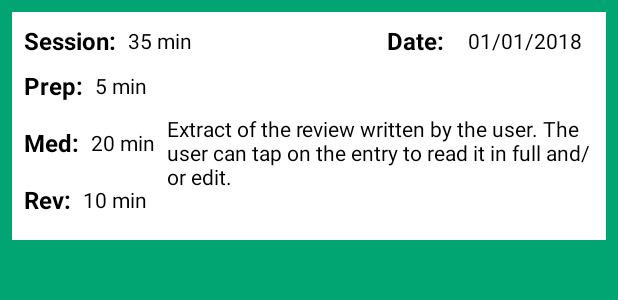
After one commit to hpols/MedJour, an Android app: the layout pdf_journal.xml on its own in the app's theme, with its tools: preview values and no code run, on a phone screen of 412 x 824 dp. The commit adds this screen. Shown: the top 300 px of the screen. Run offline under Robolectric (Android 15) with nearby library versions, the phone set to English and light mode, and no system bars.

```diff
--- a/app/src/main/java/com/example/android/medjour/notification/NotificationTask.java
+++ b/app/src/main/java/com/example/android/medjour/notification/NotificationTask.java
@@ -7,7 +7,7 @@ import com.example.android.medjour.utils.NotificationUtils;
 import timber.log.Timber;
 
 public class NotificationTask {
-    static final String ACTION_NOTIFICATION = "notification_service";
+    public static final String ACTION_NOTIFICATION = "notification_service";
     public static final String ACTION_DISMISS_NOT = "dismiss_notification";
     public static final String ACTION_OPEN_APP = "open_app";
 
--- /dev/null
+++ b/app/src/main/res/layout/pdf_journal.xml
@@ -0,0 +1,148 @@
+<?xml version="1.0" encoding="utf-8"?>
+<android.support.constraint.ConstraintLayout xmlns:android="http://schemas.android.com/apk/res/android"
+    xmlns:app="http://schemas.android.com/apk/res-auto"
+    xmlns:tools="http://schemas.android.com/tools"
+    android:id="@+id/rv_holder"
+    android:layout_width="match_parent"
+    android:layout_height="wrap_content"
+    android:layout_margin="@dimen/half_space"
+    android:background="@android:color/white"
+    android:theme="@style/EntryTheme">
+
+    <TextView
+        android:id="@+id/rv_total_label"
+        style="@style/label.print"
+        android:layout_width="wrap_content"
+        android:layout_height="wrap_content"
+        android:layout_marginLeft="@dimen/half_space"
+        android:layout_marginStart="@dimen/half_space"
+        android:layout_marginTop="8dp"
+        android:labelFor="@+id/rv_total_tv"
+        android:text="@string/journal_session_label"
+        app:layout_constraintStart_toStartOf="parent"
+        app:layout_constraintTop_toTopOf="parent" />
+
+    <TextView
+        android:id="@+id/rv_total_tv"
+        style="@style/text.print"
+        android:layout_width="wrap_content"
+        android:layout_height="wrap_content"
+        android:layout_marginLeft="@dimen/half_space"
+        android:layout_marginStart="@dimen/half_space"
+        app:layout_constraintBottom_toBottomOf="@+id/rv_total_label"
+        app:layout_constraintStart_toEndOf="@+id/rv_total_label"
+        app:layout_constraintTop_toTopOf="@+id/rv_total_label"
+        tools:text="35 min" />
+
+    <TextView
+        android:id="@+id/rv_date_label"
+        style="@style/label.print"
+        android:layout_width="wrap_content"
+        android:layout_height="wrap_content"
+        android:layout_marginEnd="@dimen/std_space"
+        android:layout_marginRight="@dimen/std_space"
+        android:labelFor="@+id/rv_date_tv"
+        android:text="@string/journal_date_label"
+        app:layout_constraintBottom_toBottomOf="@+id/rv_total_label"
+        app:layout_constraintEnd_toStartOf="@+id/rv_date_tv"
+        app:layout_constraintTop_toTopOf="@+id/rv_total_label" />
+
+    <TextView
+        android:id="@+id/rv_date_tv"
+        style="@style/text.print"
+        android:layout_width="wrap_content"
+        android:layout_height="wrap_content"
+        android:layout_marginEnd="@dimen/std_space"
+        android:layout_marginRight="@dimen/std_space"
+        app:layout_constraintBottom_toBottomOf="@+id/rv_date_label"
+        app:layout_constraintEnd_toEndOf="parent"
+        app:layout_constraintTop_toTopOf="@+id/rv_date_label"
+        tools:text="01/01/2018" />
+
+    <TextView
+        android:id="@+id/rv_prep_label"
+        style="@style/label.print"
+        android:layout_marginTop="@dimen/half_space"
+        android:labelFor="@+id/rv_prep_tv"
+        android:text="@string/journal_prep_label"
+        app:layout_constraintStart_toStartOf="@+id/rv_total_label"
+        app:layout_constraintTop_toBottomOf="@+id/rv_total_label" />
+
+    <TextView
+        android:id="@+id/rv_prep_tv"
+        style="@style/text.print"
+        android:layout_width="wrap_content"
+        android:layout_height="wrap_content"
+        android:layout_marginLeft="@dimen/half_space"
+        android:layout_marginStart="@dimen/half_space"
+        app:layout_constraintBottom_toBottomOf="@+id/rv_prep_label"
+        app:layout_constraintStart_toEndOf="@+id/rv_prep_label"
+        app:layout_constraintTop_toTopOf="@+id/rv_prep_label"
+        tools:text="5 min" />
+
+    <TextView
+        android:id="@+id/rv_med_label"
+        style="@style/label.print"
+        android:layout_width="wrap_content"
+        android:layout_height="wrap_content"
+        android:layout_marginTop="@dimen/std_space"
+        android:labelFor="@+id/rv_med_tv"
+        android:text="@string/journal_med_label"
+        app:layout_constraintBottom_toTopOf="@+id/rv_review_label"
+        app:layout_constraintStart_toStartOf="@+id/rv_prep_label"
+        app:layout_constraintTop_toBottomOf="@+id/rv_prep_label" />
+
+    <TextView
+        android:id="@+id/rv_med_tv"
+        style="@style/text.print"
+        android:layout_width="wrap_content"
+        android:layout_height="wrap_content"
+        android:layout_marginLeft="@dimen/half_space"
+        android:layout_marginStart="@dimen/half_space"
+        app:layout_constraintBottom_toBottomOf="@+id/rv_med_label"
+        app:layout_constraintStart_toEndOf="@+id/rv_med_label"
+        app:layout_constraintTop_toTopOf="@+id/rv_med_label"
+        tools:text="20 min" />
+
+    <TextView
+        android:id="@+id/rv_review_label"
+        style="@style/label.print"
+        android:layout_width="wrap_content"
+        android:layout_height="wrap_content"
+        android:layout_marginBottom="@dimen/std_space"
+        android:layout_marginTop="@dimen/std_space"
+        android:labelFor="@+id/rv_review_tv"
+        android:text="@string/journal_rev_label"
+        app:layout_constraintBottom_toBottomOf="parent"
+        app:layout_constraintStart_toStartOf="@+id/rv_med_label"
+        app:layout_constraintTop_toBottomOf="@+id/rv_med_label" />
+
+    <TextView
+        android:id="@+id/rv_review_tv"
+        style="@style/text.print"
+        android:layout_width="wrap_content"
+        android:layout_height="wrap_content"
+        android:layout_marginLeft="@dimen/half_space"
+        android:layout_marginStart="@dimen/half_space"
+        app:layout_constraintBottom_toBottomOf="@+id/rv_review_label"
+        app:layout_constraintStart_toEndOf="@+id/rv_review_label"
+        app:layout_constraintTop_toTopOf="@+id/rv_review_label"
+        tools:text="10 min" />
+
+    <TextView
+        android:id="@+id/rv_assessment_tv"
+        style="@style/text.print"
+        android:layout_width="0dp"
+        android:layout_height="wrap_content"
+        android:layout_marginBottom="@dimen/border_margin"
+        android:layout_marginEnd="@dimen/border_margin"
+        android:layout_marginLeft="@dimen/half_space"
+        android:layout_marginRight="@dimen/border_margin"
+        android:layout_marginStart="@dimen/half_space"
+        android:layout_marginTop="@dimen/half_space"
+        app:layout_constraintBottom_toBottomOf="parent"
+        app:layout_constraintEnd_toEndOf="parent"
+        app:layout_constraintStart_toEndOf="@+id/rv_med_tv"
+        app:layout_constraintTop_toBottomOf="@+id/rv_date_tv"
+        tools:text="Extract of the review written by the user. The user can tap on the entry to read it in full and/or edit." />
+</android.support.constraint.ConstraintLayout>
--- a/app/src/main/res/layout/rv_journal.xml
+++ b/app/src/main/res/layout/rv_journal.xml
@@ -7,6 +7,7 @@
     android:layout_height="wrap_content"
     android:layout_margin="@dimen/half_space"
     android:animateLayoutChanges="true"
+    android:id="@+id/rv_holder"
     card_view:cardBackgroundColor="@color/colorPrimaryDark"
     card_view:cardCornerRadius="@dimen/corner_radius">
 
--- a/app/src/main/res/values/styles.xml
+++ b/app/src/main/res/values/styles.xml
@@ -80,4 +80,12 @@
         <item name="colorPrimaryDark">@color/colorPrimaryDark</item>
     </style>
 
+   <style name="label.print">
+        <item name="android:textColor">@android:color/black</item>
+    </style>
+
+    <style name="text.print">
+        <item name="android:textColor">@android:color/black</item>
+    </style>
+
 </resources>
```
Also changed, not shown: app/build.gradle (+9 -5 lines), app/src/main/AndroidManifest.xml (+6 -3 lines), app/src/main/java/com/example/android/medjour/adapter/JournalAdapter.java (+25 -0 lines), app/src/main/java/com/example/android/medjour/notification/NotificationJobService.java (+21 -1 lines), app/src/main/java/com/example/android/medjour/ui/JournalActivity.java (+25 -0 lines), app/src/main/java/com/example/android/medjour/utils/JournalUtils.java (+6 -3 lines), app/src/main/java/com/example/android/medjour/utils/NotificationUtils.java (+4 -14 lines), app/src/main/java/com/example/android/medjour/utils/PdfUtils.java (+74 -7 lines), app/src/main/java/com/example/android/medjour/utils/SettingsUtils.java (+6 -1 lines).
